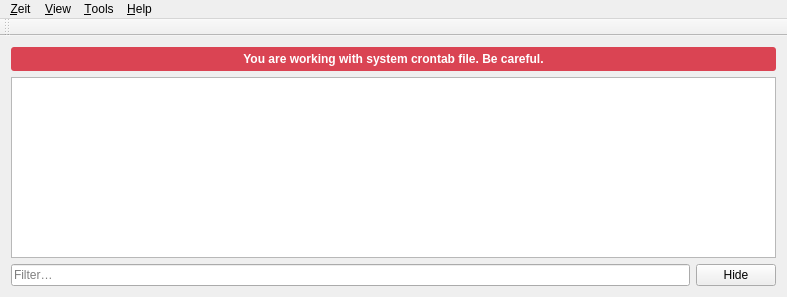
This is src/mainwindow.ui in loimu/zeit as Qt 5 draws it before an edit. The edited form follows.
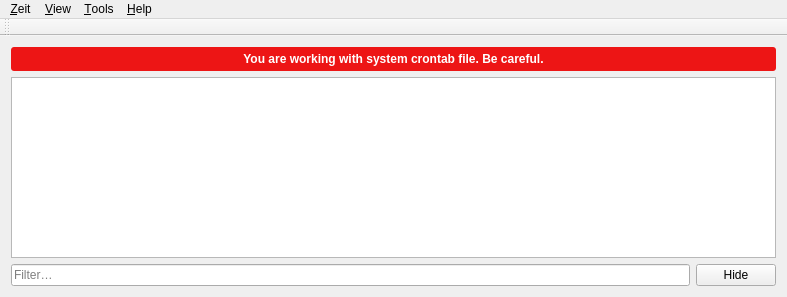
This is the edited form. Icons and pictures are not drawn.

Commit message: zeit: update warning visual style a bit more

Diff of the .ui file:
```diff
--- a/src/mainwindow.ui
+++ b/src/mainwindow.ui
@@ -28,7 +28,7 @@
        </sizepolicy>
       </property>
       <property name="styleSheet">
-       <string notr="true">background:#da4453;color:white;border-radius:3px;padding-top:5px;padding-bottom:5px;</string>
+       <string notr="true">background:#ed1515;color:white;border-radius:3px;padding-top:5px;padding-bottom:5px;</string>
       </property>
       <property name="text">
        <string>&lt;b&gt;You are working with system crontab file. Be careful.&lt;/b&gt;</string>
```
